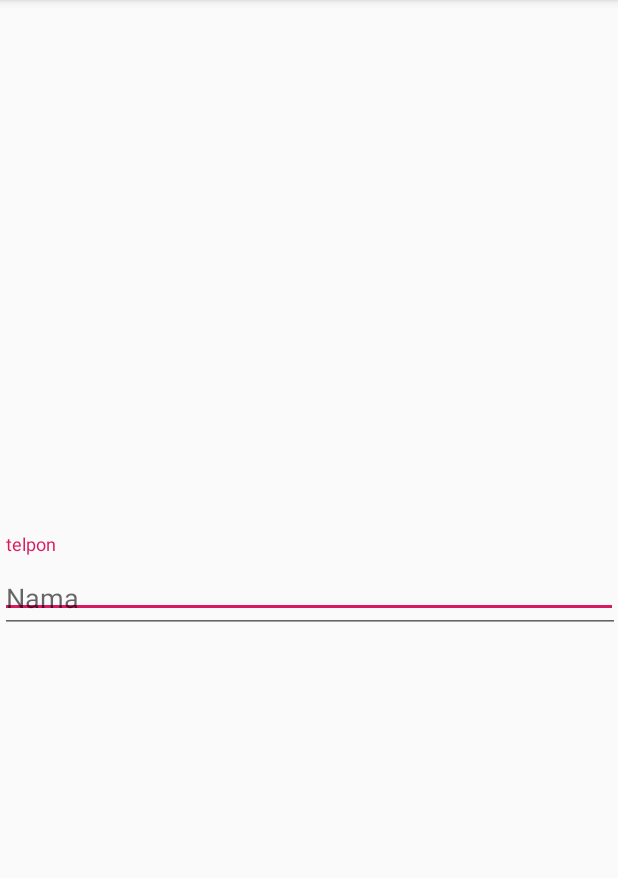
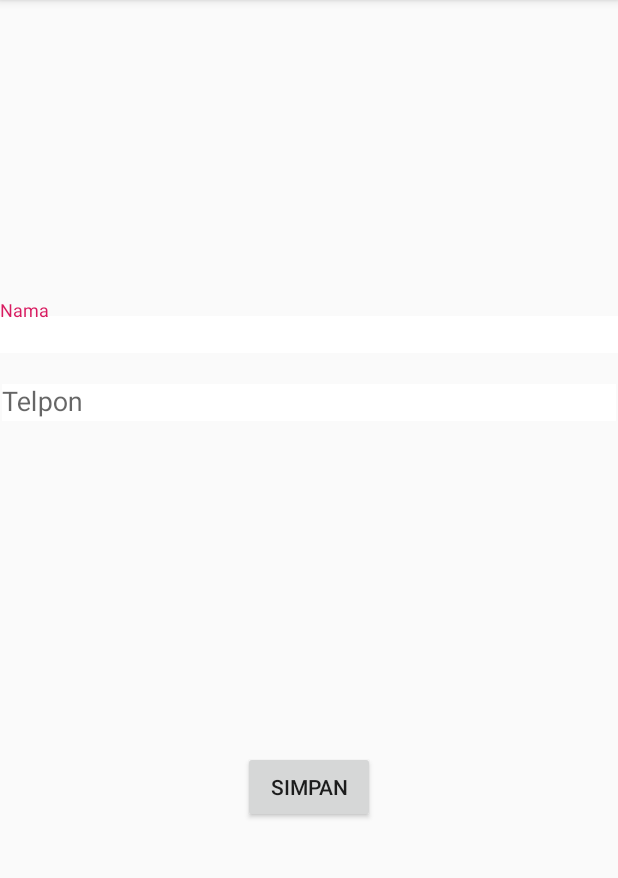
Before and after one commit to AbdulKadirZaelani/Activity_7, an Android app: the Temanbaru screen opened directly, with no data from a screen before it, on a phone screen of 412 x 824 dp, the part 84-962 px from its top. Run offline under Robolectric (Android 15) with nearby library versions, the phone set to English and light mode, and no system bars.

Commit message:
initial commit

```diff
--- a/app/src/main/java/com/dading/sqllite/Temanbaru.java
+++ b/app/src/main/java/com/dading/sqllite/Temanbaru.java
@@ -2,13 +2,57 @@ package com.dading.sqllite;
 
 import androidx.appcompat.app.AppCompatActivity;
 
+import android.content.Intent;
 import android.os.Bundle;
+import android.view.View;
+import android.widget.Button;
+import android.widget.Toast;
+
+import com.dading.sqllite.database.DBController;
+import com.google.android.material.textfield.TextInputEditText;
+
+import java.util.HashMap;
 
 public class Temanbaru extends AppCompatActivity {
+    private TextInputEditText tNama,tTelpon;
+    private Button simpanbtn;
+    String nm,tlp;
+    DBController controller = new DBController(this);
 
     @Override
     protected void onCreate(Bundle savedInstanceState) {
         super.onCreate(savedInstanceState);
         setContentView(R.layout.activity_temanbaru);
+
+        tNama = (TextInputEditText)findViewById(R.id.tieNama);
+        tTelpon = (TextInputEditText)findViewById(R.id.teiTelpon);
+        simpanbtn = (Button)findViewById(R.id.buttonsave);
+
+        simpanbtn.setOnClickListener(new View.OnClickListener() {
+            @Override
+            public void onClick(View view) {
+                if (tNama.getText().toString().equals("")||tTelpon.getText().toString().equals("")) {
+                    Toast.makeText(getApplicationContext(), "Data Masih Lengkap !", Toast.LENGTH_SHORT).show();
+
+                }else {
+                    nm = tNama.getText().toString();
+                    tlp = tTelpon.getText().toString();
+
+                    HashMap<String,String> qvalues = new HashMap<>();
+                    qvalues.put("Nama",nm);
+                    qvalues.put("Telpon",tlp);
+
+                    controller.insertdata(qvalues);
+                    callhome();
+                }
+
+            }
+        });
     }
+    public void callhome(){
+        Intent intent = new Intent(Temanbaru.this,MainActivity.class);
+        startActivity(intent);
+        finish();
+    }
+
 }
--- a/app/src/main/res/layout/activity_temanbaru.xml
+++ b/app/src/main/res/layout/activity_temanbaru.xml
@@ -7,33 +7,46 @@
     tools:context=".Temanbaru">
 
     <com.google.android.material.textfield.TextInputLayout
+        android:id="@+id/textInputLayout11"
         android:layout_width="match_parent"
         android:layout_height="wrap_content"
-        app:layout_constraintBottom_toBottomOf="parent"
+        android:layout_marginTop="200dp"
         app:layout_constraintEnd_toEndOf="parent"
         app:layout_constraintStart_toStartOf="parent"
         app:layout_constraintTop_toTopOf="parent">
 
         <com.google.android.material.textfield.TextInputEditText
+            android:id="@+id/tieNama"
             android:layout_width="match_parent"
             android:layout_height="wrap_content"
-            android:hint="telpon" />
+            android:background="@color/cardview_light_background"
+            android:hint="Nama" />
     </com.google.android.material.textfield.TextInputLayout>
 
     <com.google.android.material.textfield.TextInputLayout
-        android:id="@+id/textInputLayout9"
-        android:layout_width="413dp"
-        android:layout_height="55dp"
-        android:layout_marginTop="20dp"
-        app:layout_constraintBottom_toBottomOf="parent"
-        app:layout_constraintEnd_toEndOf="parent"
-        app:layout_constraintStart_toStartOf="parent"
-        app:layout_constraintTop_toTopOf="parent">
+        android:id="@+id/textInputLayout12"
+        android:layout_width="409dp"
+        android:layout_height="wrap_content"
+        android:layout_marginTop="10dp"
+        app:layout_constraintEnd_toEndOf="@+id/textInputLayout11"
+        app:layout_constraintStart_toStartOf="@+id/textInputLayout11"
+        app:layout_constraintTop_toBottomOf="@+id/textInputLayout11">
 
         <com.google.android.material.textfield.TextInputEditText
-            android:id="@+id/tintNama"
+            android:id="@+id/teiTelpon"
             android:layout_width="match_parent"
             android:layout_height="wrap_content"
-            android:hint="Nama" />
+            android:background="@color/cardview_light_background"
+            android:hint="Telpon" />
     </com.google.android.material.textfield.TextInputLayout>
+
+    <Button
+        android:id="@+id/buttonsave"
+        android:layout_width="wrap_content"
+        android:layout_height="wrap_content"
+        android:text="Simpan"
+        app:layout_constraintBottom_toBottomOf="parent"
+        app:layout_constraintEnd_toEndOf="@+id/textInputLayout12"
+        app:layout_constraintStart_toStartOf="@+id/textInputLayout12"
+        app:layout_constraintTop_toBottomOf="@+id/textInputLayout12" />
 </androidx.constraintlayout.widget.ConstraintLayout>
```
